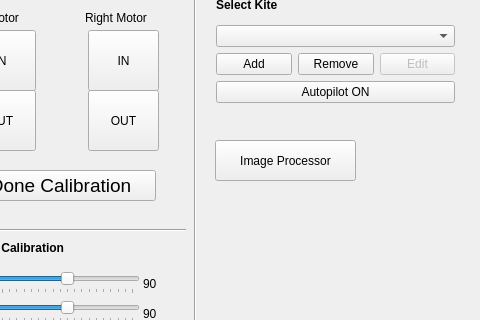
Qt form KiteControl-Qt/mainwindow.ui (adrienemery/zenith-wind-power) before a commit; both pictures show x 325 to 805 and y 116 to 436 of the 805 by 646 pixel window.
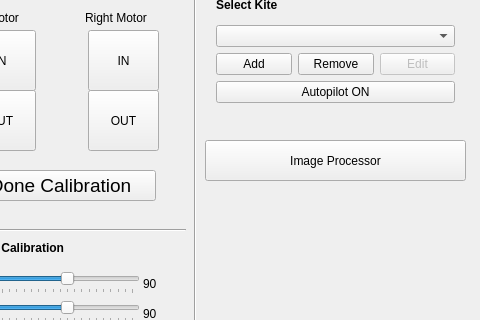
The same form after that commit.

Commit message: you know

Diff of the .ui file:
```diff
--- a/KiteControl-Qt/mainwindow.ui
+++ b/KiteControl-Qt/mainwindow.ui
@@ -914,9 +914,9 @@
    <widget class="QPushButton" name="imgProcButton">
     <property name="geometry">
      <rect>
-      <x>540</x>
+      <x>530</x>
       <y>220</y>
-      <width>141</width>
+      <width>261</width>
       <height>41</height>
      </rect>
     </property>
```
Left out of the diff: 6 changed lines with no effect on the pictures. The commit also changes 1 other file.
